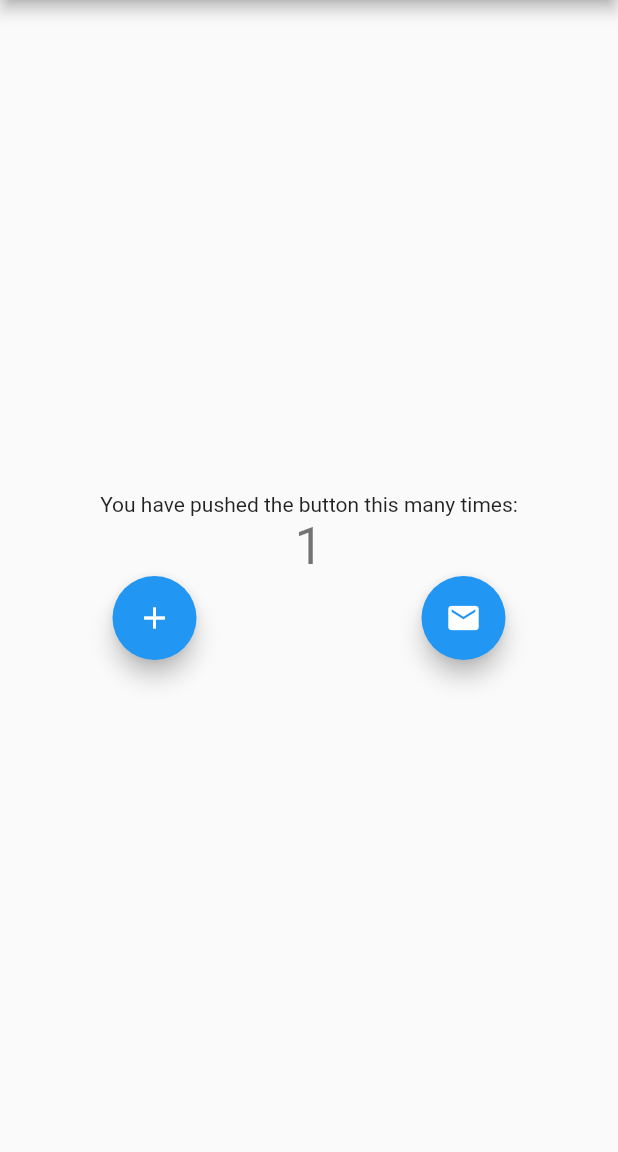
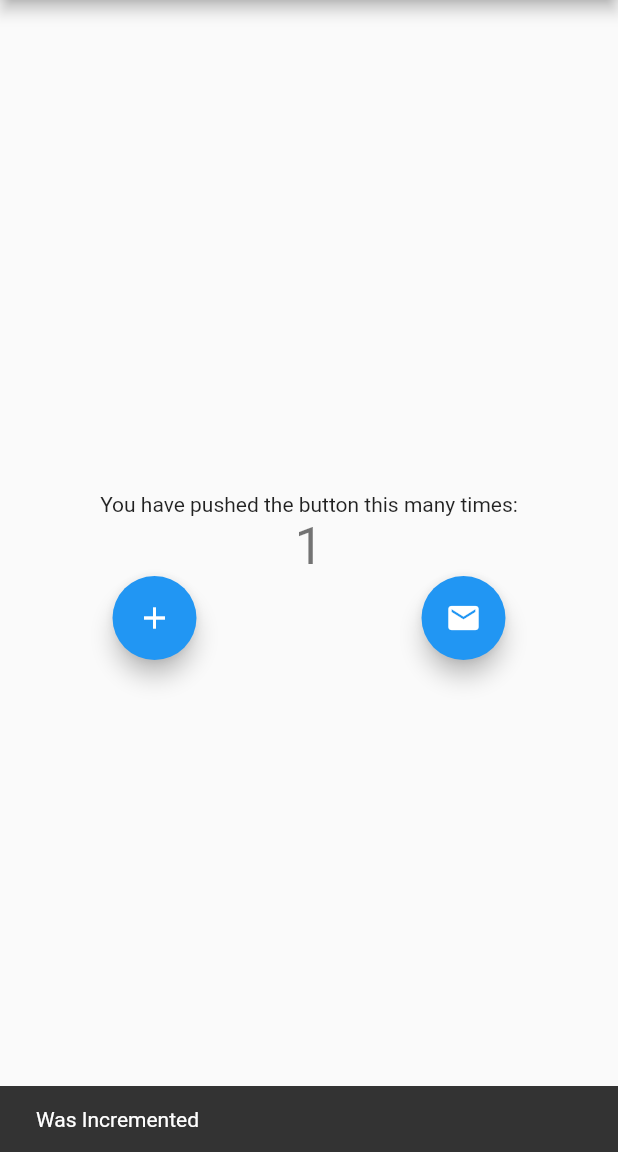
Before and after one commit to williamnkosi/flutter_bloc_tutorial, a Flutter app: the screen it shows after launch, after a tap on the "add" icon, on a phone screen of 412 x 824 dp, the part 84-1236 px from its top. Run offline on Flutter 3.47's test engine with Material 2 defaults, Android fonts, the phone set to English and light mode, and no system bars; our stand-ins replace bloc, flutter_bloc.

Commit message:
Added snackbar and used BlocConsumer

```diff
--- a/lib/cubit/counter_cubit.dart
+++ b/lib/cubit/counter_cubit.dart
@@ -4,7 +4,9 @@ import 'package:meta/meta.dart';
 part 'counter_state.dart';
 
 class CounterCubit extends Cubit<CounterState> {
-  CounterCubit() : super(CounterState(counterValue: 0));
-    void incrementState () => emit(CounterState(counterValue: state.counterValue + 1));
-  void decrementState () => emit(CounterState(counterValue: state.counterValue +-1));
+  CounterCubit() : super(CounterState(counterValue: 0, wasIncremented: false));
+  void incrementState() =>
+      emit(CounterState(counterValue: state.counterValue + 1, wasIncremented: true));
+  void decrementState() =>
+      emit(CounterState(counterValue: state.counterValue + -1, wasIncremented: false));
 }
--- a/lib/cubit/counter_state.dart
+++ b/lib/cubit/counter_state.dart
@@ -2,7 +2,9 @@ part of 'counter_cubit.dart';
 
 class CounterState {
   int counterValue;
+  bool wasIncremented;
   CounterState({
-    required this.counterValue
+    required this.counterValue,
+    required this.wasIncremented
   });
 }
--- a/lib/main.dart
+++ b/lib/main.dart
@@ -55,7 +55,14 @@ class _MyHomePageState extends State<MyHomePage> {
             const Text(
               'You have pushed the button this many times:',
             ),
-            BlocBuilder<CounterCubit, CounterState>(
+            BlocConsumer<CounterCubit, CounterState>(
+              listener: (context, state) {
+                if(state.wasIncremented){
+          ScaffoldMessenger.of(context).showSnackBar(const SnackBar(content: Text("Was Incremented")));
+        } else {
+          ScaffoldMessenger.of(context).showSnackBar(const SnackBar(content: Text("Was Decremented")));
+        }
+              },
               builder: (context, state) {
                 return Text(
                   state.counterValue.toString(),
```
